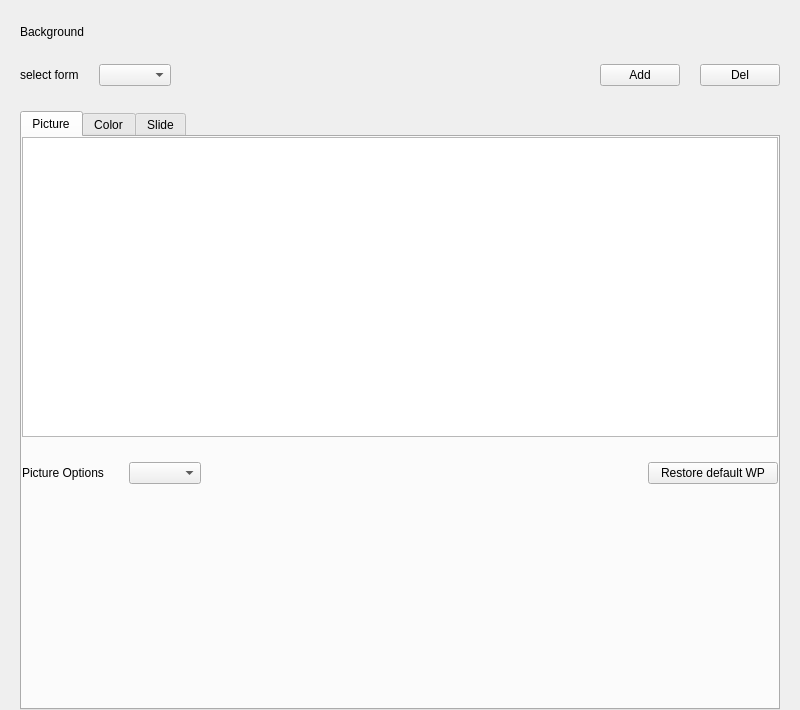
ukui/ukui-control-center, file plugins/personalized/wallpaper/wallpaper.ui: the form before one commit.
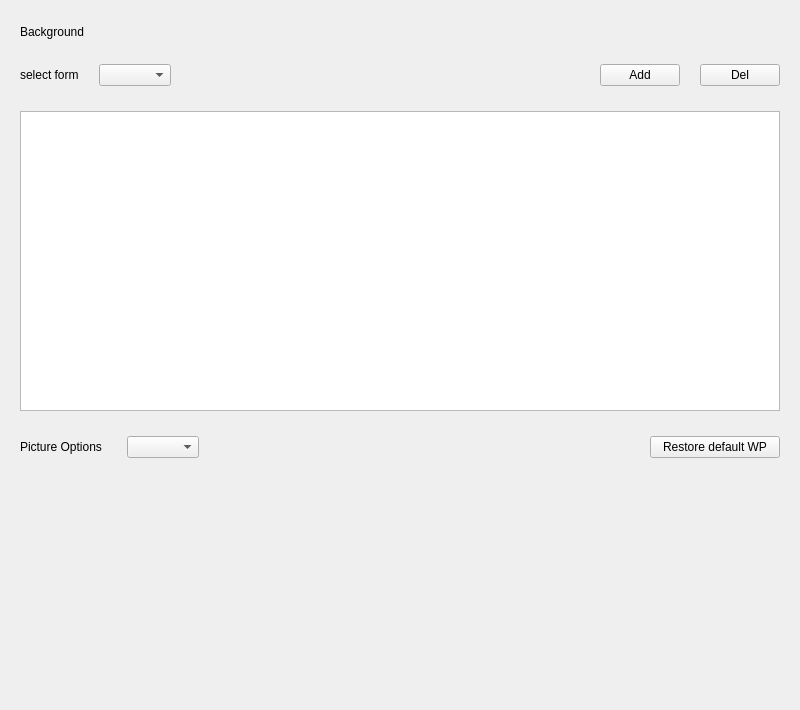
The form after the commit.

```diff
--- a/plugins/personalized/wallpaper/wallpaper.ui
+++ b/plugins/personalized/wallpaper/wallpaper.ui
@@ -133,20 +133,8 @@
         </layout>
        </item>
        <item>
-        <widget class="QTabWidget" name="tabWidget">
-         <property name="currentIndex">
-          <number>0</number>
-         </property>
-         <property name="tabBarAutoHide">
-          <bool>false</bool>
-         </property>
-         <widget class="QWidget" name="picture">
-          <property name="contextMenuPolicy">
-           <enum>Qt::DefaultContextMenu</enum>
-          </property>
-          <attribute name="title">
-           <string>Picture</string>
-          </attribute>
+        <widget class="QStackedWidget" name="stackedWidget">
+         <widget class="QWidget" name="picture" native="true">
           <layout class="QVBoxLayout" name="verticalLayout_4">
            <property name="spacing">
             <number>0</number>
@@ -259,16 +247,8 @@
            </item>
           </layout>
          </widget>
-         <widget class="QWidget" name="color">
-          <attribute name="title">
-           <string>Color</string>
-          </attribute>
-         </widget>
-         <widget class="QWidget" name="slide">
-          <attribute name="title">
-           <string>Slide</string>
-          </attribute>
-         </widget>
+         <widget class="QWidget" name="color" native="true"/>
+         <widget class="QWidget" name="slideshow" native="true"/>
         </widget>
        </item>
       </layout>
```
